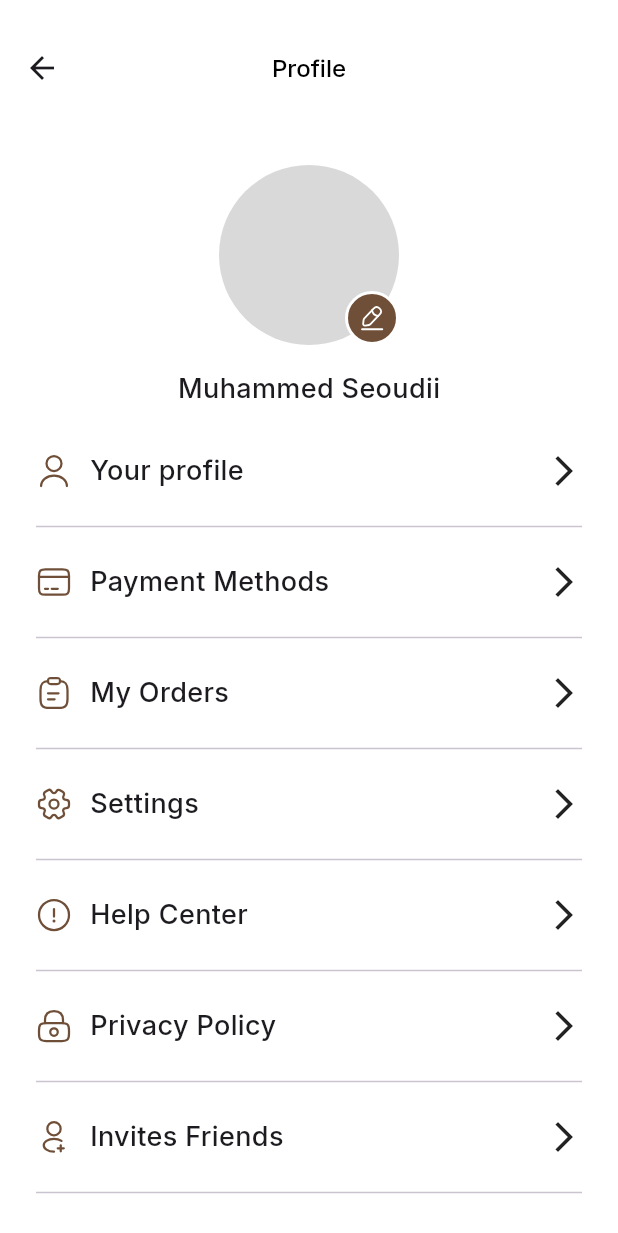
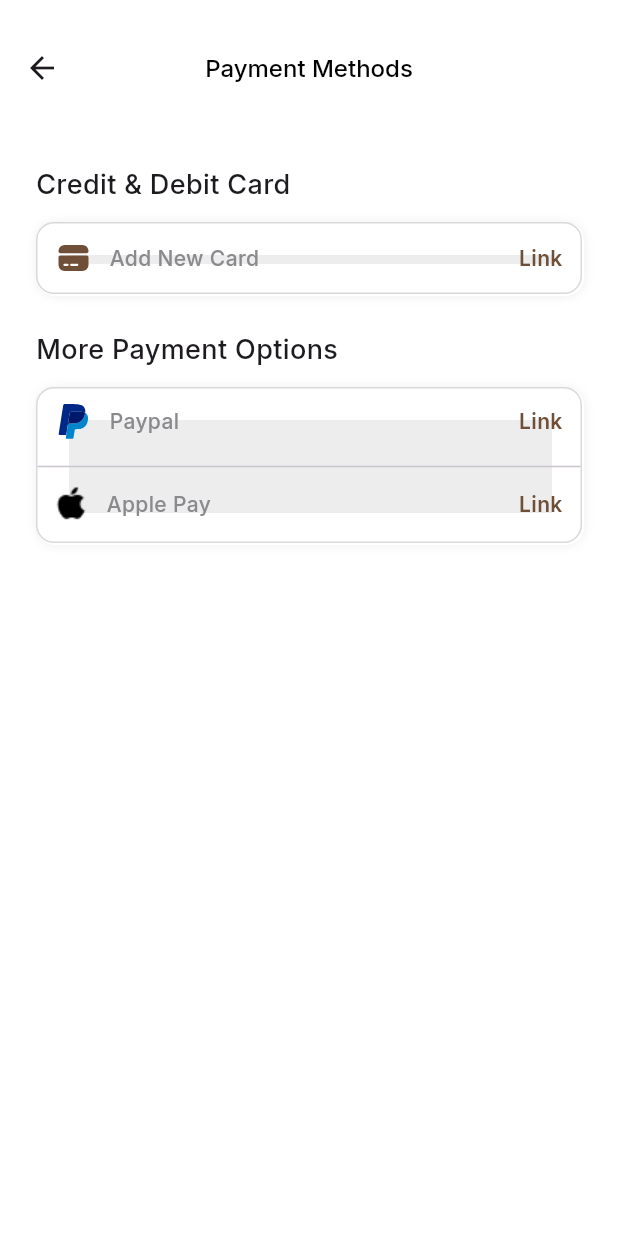
Before and after one commit to muhamedseoudii/fashion, a Flutter app: the ProfileView screen opened directly, after a tap on "Payment Methods", on a phone screen of 412 x 824 dp. Shown: the top 1233 px of the screen. Run offline on Flutter 3.47's test engine with Material 3 defaults, Android fonts, the phone set to English and light mode, and no system bars; our stand-ins replace animate_do, easy_localization, flutter_riverpod, flutter_svg, google_fonts, pinput and 2 more; missing offline and left inert: responsive_navigation_bar.

Commit message:
adding settings,payment & passwordManager

```diff
--- a/lib/data/resources/assets_manager.dart
+++ b/lib/data/resources/assets_manager.dart
@@ -35,6 +35,11 @@ class IconAssets {
   static const String profileAddIcon = "$iconPath/profileAdd.svg";
   static const String settingIcon = "$iconPath/setting.svg";
   static const String userIcon = "$iconPath/user.svg";
+  static const String appleIcon = "$iconPath/apple.svg";
+  static const String cardFillIcon = "$iconPath/cardFill.svg";
+  static const String keyIcon = "$iconPath/key.svg";
+  static const String paypalIcon = "$iconPath/paypal.svg";
+  static const String trashIcon = "$iconPath/trash.svg";
 }
 
 class JsonAssets {
--- a/lib/data/resources/routes_manager.dart
+++ b/lib/data/resources/routes_manager.dart
@@ -7,8 +7,12 @@ import 'package:fashion/presentation/intro/welcome/welcome_view.dart';
 import 'package:fashion/presentation/location/veiw/location_view.dart';
 import 'package:fashion/presentation/location/veiw/manual_location_view.dart';
 import 'package:fashion/presentation/main/screen/main_screen_view.dart';
+import 'package:fashion/presentation/profile_ui/view/password_manager_view.dart';
+import 'package:fashion/presentation/profile_ui/view/payment_method_view.dart';
+import 'package:fashion/presentation/profile_ui/view/settings_view.dart';
 import 'package:flutter/material.dart';
 
+import '../../presentation/main/view/home_view.dart';
 import '../../presentation/spalsh/splash_view.dart';
 import 'string_manager.dart';
 
@@ -20,9 +24,13 @@ class Routes {
   static const String signUpRoute = "/signUp";
   static const String otpRoute = "/otp";
   static const String newPassRoute = "/newPass";
+  static const String homeRoute = "/home";
   static const String locationRoute = "/location";
   static const String manualLocationRoute = "/manualLocation";
   static const String mainScreenRoute = "/mainScreen";
+  static const String settingsRoute = "/settings";
+  static const String paymentRoute = "/paymentMethod";
+  static const String passwordManagerRoute = "/passwordManager";
 }
 
 class RoutesGenerator {
@@ -34,8 +42,8 @@ class RoutesGenerator {
         return MaterialPageRoute(builder: (_) => const WelcomeView());
       case Routes.onboardingRoute:
         return MaterialPageRoute(builder: (_) => OnBoardingView());
-      // case Routes.homeRoute:
-      //   return MaterialPageRoute(builder: (_) => const HomeView());
+      case Routes.homeRoute:
+        return MaterialPageRoute(builder: (_) => const HomeView());
       case Routes.loginRoute:
         return MaterialPageRoute(builder: (_) => const LoginView());
       case Routes.signUpRoute:
@@ -50,12 +58,12 @@ class RoutesGenerator {
         return MaterialPageRoute(builder: (_) => const ManualLocationView());
       case Routes.mainScreenRoute:
         return MaterialPageRoute(builder: (_) => const MainScreen());
-      // case Routes.careemDetailsRoute:
-      //   return MaterialPageRoute(builder: (_) => const CareemDetailsView());
-      // case Routes.kianDetailsRoute:
-      //   return MaterialPageRoute(builder: (_) => const KianDetailsView());
-      // case Routes.providersRoute:
-      //   return MaterialPageRoute(builder: (_) => const ProviderView());
+      case Routes.settingsRoute:
+        return MaterialPageRoute(builder: (_) => const SettingsView());
+      case Routes.paymentRoute:
+        return MaterialPageRoute(builder: (_) => const PaymentMethodView());
+      case Routes.passwordManagerRoute:
+        return MaterialPageRoute(builder: (_) => const PasswordManagerView());
       // case Routes.languageRoute:
       //   return MaterialPageRoute(builder: (_) => const LanguageView());
       // case Routes.helpRoute:
--- a/lib/presentation/main/widget/profile/row_profile_widget.dart
+++ b/lib/presentation/main/widget/profile/row_profile_widget.dart
@@ -21,7 +21,7 @@ class RowProfileWidget extends StatelessWidget {
             children: [
               SvgPicture.asset(icon),
               const SizedBox(width: 12),
-              Text(title, style: AppTextStyles.largeTitle18),
+              Text(title, style: AppTextStyles.mediumTitle14),
             ],
           ),
           const Icon(Icons.arrow_forward_ios)
--- /dev/null
+++ b/lib/presentation/profile_ui/view/payment_method_view.dart
@@ -0,0 +1,40 @@
+import 'package:fashion/data/resources/assets_manager.dart';
+import 'package:fashion/data/resources/color_manager.dart';
+import 'package:fashion/data/resources/styles_manager.dart';
+import 'package:flutter/material.dart';
+import 'package:flutter_svg/svg.dart';
+
+import '../widget/payment/multiple_banner_widget.dart';
+import '../widget/payment/single_banner_widget.dart';
+
+class PaymentMethodView extends StatelessWidget {
+  const PaymentMethodView({super.key});
+
+  @override
+  Widget build(BuildContext context) {
+    return Scaffold(
+      appBar: AppBar(
+        title: const Text(
+          "Payment Methods",
+        ),
+      ),
+      body: Padding(
+        padding: const EdgeInsets.symmetric(vertical: 20, horizontal: 24),
+        child: Column(
+          crossAxisAlignment: CrossAxisAlignment.start,
+          children: [
+            const Text("Credit & Debit Card",
+                style: AppTextStyles.largeTitle18),
+            const SizedBox(height: 12),
+            SingleBannerWidget(onTap: () {}),
+            const SizedBox(height: 24),
+            const Text("More Payment Options",
+                style: AppTextStyles.largeTitle18),
+            const SizedBox(height: 12),
+            MultipleBannerWidget(onTap: () {}),
+          ],
+        ),
+      ),
+    );
+  }
+}
--- /dev/null
+++ b/lib/presentation/profile_ui/widget/payment/multiple_banner_widget.dart
@@ -0,0 +1,78 @@
+import 'package:flutter/material.dart';
+import 'package:flutter_svg/svg.dart';
+
+import '../../../../data/resources/assets_manager.dart';
+import '../../../../data/resources/color_manager.dart';
+import '../../../../data/resources/styles_manager.dart';
+
+class MultipleBannerWidget extends StatelessWidget {
+  final void Function()? onTap;
+  const MultipleBannerWidget({super.key, this.onTap});
+
+  @override
+  Widget build(BuildContext context) {
+    return InkWell(
+      splashColor: Colors.transparent,
+      onTap: onTap,
+      child: Container(
+        height: 104,
+        width: double.infinity,
+        decoration: BoxDecoration(
+          borderRadius: BorderRadius.circular(12),
+          border: Border.fromBorderSide(
+              BorderSide(color: ColorManager.grey1)),
+          boxShadow: [
+            BoxShadow(
+                blurStyle: BlurStyle.outer,
+                color: ColorManager.grey,
+                blurRadius: 5,
+                offset:
+                const Offset(1, 1))
+          ],),
+        child: Column(
+          children: [
+            Padding(
+              padding: const EdgeInsets.symmetric(
+                  vertical: 10, horizontal: 12),
+              child: Row(
+                mainAxisAlignment: MainAxisAlignment.spaceBetween,
+                children: [
+                  Row(
+                    children: [
+                      SvgPicture.asset(IconAssets.paypalIcon),
+                      const SizedBox(width: 12),
+                      const Text("Paypal",
+                          style: AppTextStyles.mediumGreyTitle14),
+                    ],
+                  ),
+                  const Text("Link", style: AppTextStyles
+                      .mediumTitleBrown14),
+                ],
+              ),
+            ),
+            const Divider(),
+            Padding(
+              padding: const EdgeInsets.symmetric(
+                  vertical: 5, horizontal: 12),
+              child: Row(
+                mainAxisAlignment: MainAxisAlignment.spaceBetween,
+                children: [
+                  Row(
+                    children: [
+                      Image.asset(ImageAssets.apple),
+                      const SizedBox(width: 12),
+                      const Text("Apple Pay",
+                          style: AppTextStyles.mediumGreyTitle14),
+                    ],
+                  ),
+                  const Text("Link", style: AppTextStyles
+                      .mediumTitleBrown14),
+                ],
+              ),
+            ),
+          ],
+        ),
+      ),
+    );
+  }
+}
--- /dev/null
+++ b/lib/presentation/profile_ui/widget/payment/single_banner_widget.dart
@@ -0,0 +1,51 @@
+import 'package:flutter/material.dart';
+import 'package:flutter_svg/svg.dart';
+
+import '../../../../data/resources/assets_manager.dart';
+import '../../../../data/resources/color_manager.dart';
+import '../../../../data/resources/styles_manager.dart';
+
+class SingleBannerWidget extends StatelessWidget {
+  final void Function()? onTap;
+  const SingleBannerWidget({super.key, this.onTap});
+
+  @override
+  Widget build(BuildContext context) {
+    return InkWell(
+      splashColor: Colors.transparent,
+      onTap: onTap,
+      child: Container(
+        padding: const EdgeInsets.symmetric(horizontal: 12),
+        height: 48,
+        width: double.infinity,
+        decoration: BoxDecoration(
+          borderRadius: BorderRadius.circular(12),
+          border: Border.fromBorderSide(
+              BorderSide(color: ColorManager.grey1)),
+          boxShadow:[
+            BoxShadow(
+                blurStyle: BlurStyle.outer,
+                color: ColorManager.grey,
+                blurRadius: 5,
+                offset:
+                const Offset(1, 1))
+          ],
+        ),
+        child: Row(
+          mainAxisAlignment: MainAxisAlignment.spaceBetween,
+          children: [
+            Row(
+              children: [
+                SvgPicture.asset(IconAssets.cardFillIcon),
+                const SizedBox(width: 12),
+                const Text("Add New Card",
+                    style: AppTextStyles.mediumGreyTitle14),
+              ],
+            ),
+            const Text("Link", style: AppTextStyles.mediumTitleBrown14),
+          ],
+        ),
+      ),
+    );
+  }
+}
```
Also changed, not shown: lib/presentation/main/view/profile_view.dart (+7 -2 lines), lib/presentation/profile_ui/provider/password_manager_providers.dart (added, +10 -0 lines), lib/presentation/profile_ui/view/password_manager_view.dart (added, +132 -0 lines), lib/presentation/profile_ui/view/settings_view.dart (added, +50 -0 lines), assets/icons/cardFill.svg (added), assets/icons/key.svg (added), assets/icons/paypal.svg (added), assets/icons/trash.svg (added), assets/images/apple.png.
